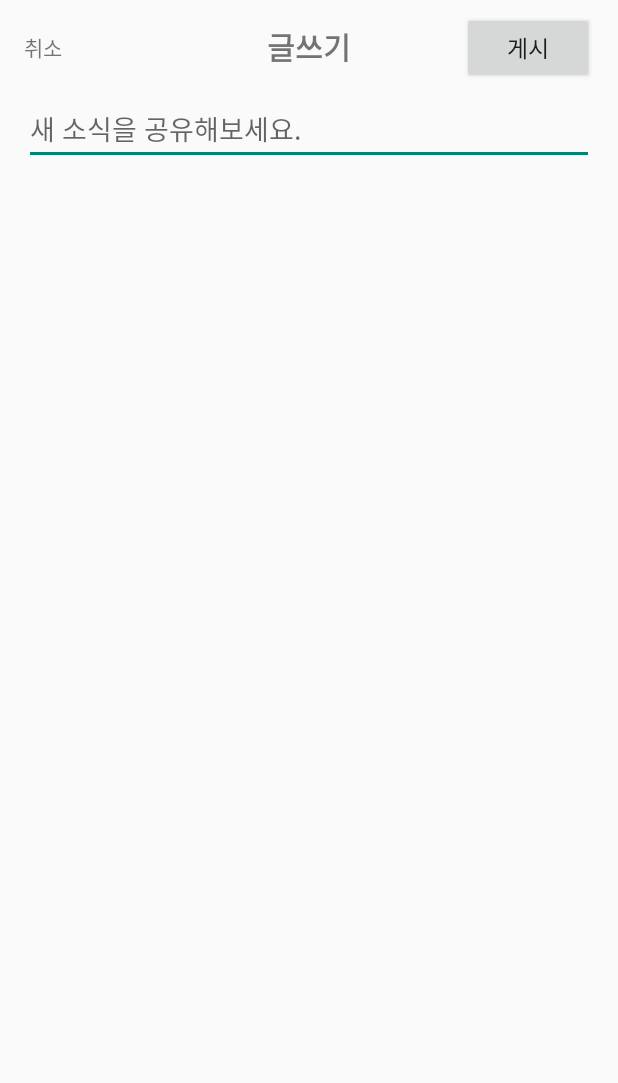
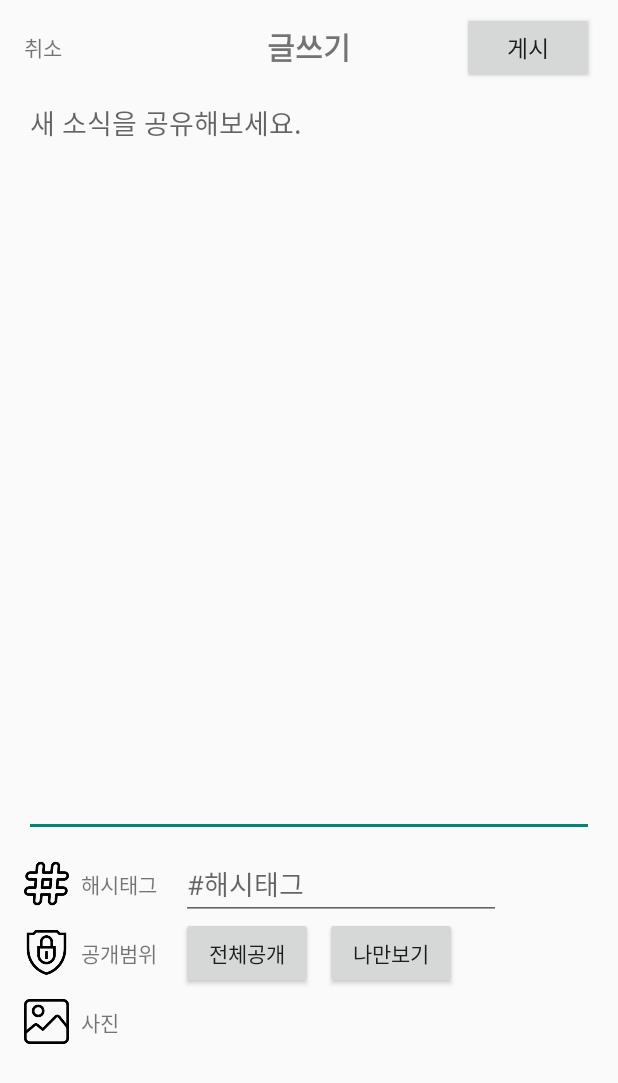
Before and after one commit to bluedev-yu/Co-Echo, an Android app: the UploadFeed screen opened directly, with no data from a screen before it, on a phone screen of 412 x 824 dp. Shown: the top 1083 px of the screen. Run offline under Robolectric (Android 15) with nearby library versions, the light colour scheme and no system bars.

Commit message:
Update upload_feed.xml

```diff
--- a/app/src/main/res/layout/upload_feed.xml
+++ b/app/src/main/res/layout/upload_feed.xml
@@ -47,35 +47,106 @@
         <EditText
             android:id="@+id/editText"
             android:layout_width="match_parent"
-            android:layout_height="wrap_content"
+            android:layout_height="500dp"
             android:layout_marginStart="16dp"
-            android:layout_marginTop="16dp"
+            android:layout_marginTop="12dp"
             android:layout_marginEnd="16dp"
             android:hint="새 소식을 공유해보세요."
+            android:gravity="top"
             app:layout_constraintEnd_toEndOf="parent"
+            app:layout_constraintHorizontal_bias="0.0"
             app:layout_constraintStart_toStartOf="parent"
             app:layout_constraintTop_toBottomOf="@+id/tv_title" />
 
-<!--        <ImageView-->
-<!--            android:id="@+id/iv_hashtag"-->
-<!--            android:layout_width="30dp"-->
-<!--            android:layout_height="30dp"-->
-<!--            app:layout_constraintStart_toStartOf="@+id/editText"-->
-<!--            app:srcCompat="@drawable/iv_hashtag"/>-->
+        <ImageView
+            android:id="@+id/iv_hashtag"
+            android:layout_width="30dp"
+            android:layout_height="30dp"
+            android:layout_marginTop="16dp"
+            app:layout_constraintStart_toStartOf="@+id/editText"
+            app:layout_constraintTop_toBottomOf="@+id/editText"
+            app:srcCompat="@drawable/iv_hashtag" />
 
-<!--        <ImageView-->
-<!--            android:id="@+id/iv_privacy"-->
-<!--            android:layout_width="30dp"-->
-<!--            android:layout_height="30dp"-->
-<!--            app:layout_constraintStart_toStartOf="@id/iv_hashtag"-->
-<!--            app:srcCompat="@drawable/iv_privacy" />-->
+        <TextView
+            android:id="@+id/tv_uploadHashtag"
+            android:layout_width="wrap_content"
+            android:layout_height="wrap_content"
+            android:layout_marginStart="8dp"
+            android:text="해시태그"
+            app:layout_constraintBottom_toBottomOf="@+id/iv_hashtag"
+            app:layout_constraintStart_toEndOf="@+id/iv_hashtag"
+            app:layout_constraintTop_toTopOf="@+id/iv_hashtag" />
 
-<!--        <ImageView-->
-<!--            android:id="@+id/iv_photo"-->
-<!--            android:layout_width="30dp"-->
-<!--            android:layout_height="30dp"-->
-<!--            app:layout_constraintStart_toStartOf="@id/iv_hashtag"-->
-<!--            app:srcCompat="@drawable/iv_image" />-->
+        <EditText
+            android:id="@+id/editTextTextPersonName"
+            android:layout_width="wrap_content"
+            android:layout_height="wrap_content"
+            android:layout_marginStart="16dp"
+            android:ems="10"
+            android:hint="#해시태그"
+            android:inputType="textPersonName"
+            app:layout_constraintBottom_toBottomOf="@+id/iv_hashtag"
+            app:layout_constraintStart_toEndOf="@+id/tv_uploadHashtag"
+            app:layout_constraintTop_toTopOf="@+id/iv_hashtag" />
+
+        <ImageView
+            android:id="@+id/iv_privacy"
+            android:layout_width="30dp"
+            android:layout_height="30dp"
+            android:layout_marginTop="16dp"
+            app:layout_constraintStart_toStartOf="@id/iv_hashtag"
+            app:layout_constraintTop_toBottomOf="@+id/iv_hashtag"
+            app:srcCompat="@drawable/iv_privacy" />
+
+        <TextView
+            android:id="@+id/tv_privacy"
+            android:layout_width="wrap_content"
+            android:layout_height="wrap_content"
+            android:layout_marginStart="8dp"
+            android:text="공개범위"
+            app:layout_constraintBottom_toBottomOf="@+id/iv_privacy"
+            app:layout_constraintStart_toEndOf="@+id/iv_privacy"
+            app:layout_constraintTop_toTopOf="@+id/iv_privacy" />
+
+        <Button
+            android:id="@+id/btn_public"
+            android:layout_width="wrap_content"
+            android:layout_height="wrap_content"
+            android:layout_marginStart="16dp"
+            android:text="전체공개"
+            app:layout_constraintBottom_toBottomOf="@+id/iv_privacy"
+            app:layout_constraintStart_toEndOf="@+id/tv_privacy"
+            app:layout_constraintTop_toTopOf="@+id/iv_privacy" />
+
+        <Button
+            android:id="@+id/btn_private"
+            android:layout_width="wrap_content"
+            android:layout_height="wrap_content"
+            android:layout_marginStart="8dp"
+            android:text="나만보기"
+            app:layout_constraintBottom_toBottomOf="@+id/btn_public"
+            app:layout_constraintStart_toEndOf="@+id/btn_public"
+            app:layout_constraintTop_toTopOf="@+id/btn_public" />
+
+        <ImageView
+            android:id="@+id/iv_photo"
+            android:layout_width="30dp"
+            android:layout_height="30dp"
+            android:layout_marginTop="16dp"
+
+            app:layout_constraintStart_toStartOf="@id/iv_hashtag"
+            app:layout_constraintTop_toBottomOf="@+id/iv_privacy"
+            app:srcCompat="@drawable/iv_image" />
+
+        <TextView
+            android:id="@+id/tv_photo"
+            android:layout_width="wrap_content"
+            android:layout_height="wrap_content"
+            android:layout_marginStart="8dp"
+            android:text="사진"
+            app:layout_constraintBottom_toBottomOf="@+id/iv_photo"
+            app:layout_constraintStart_toEndOf="@+id/iv_photo"
+            app:layout_constraintTop_toTopOf="@+id/iv_photo" />
 
     </androidx.constraintlayout.widget.ConstraintLayout>
 
```
